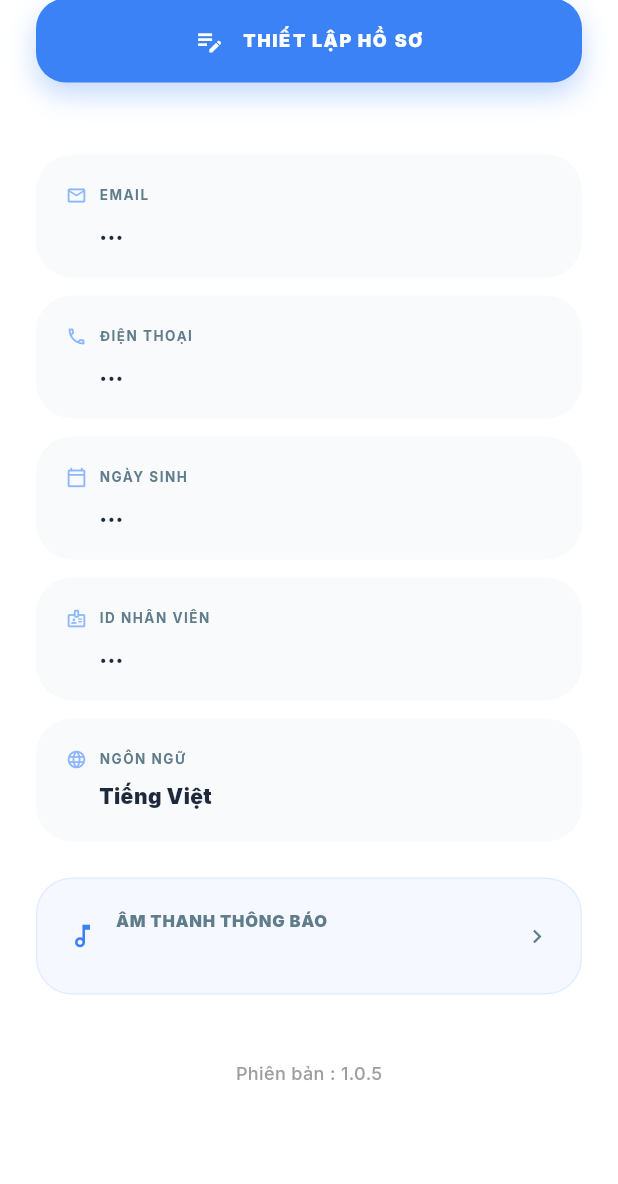
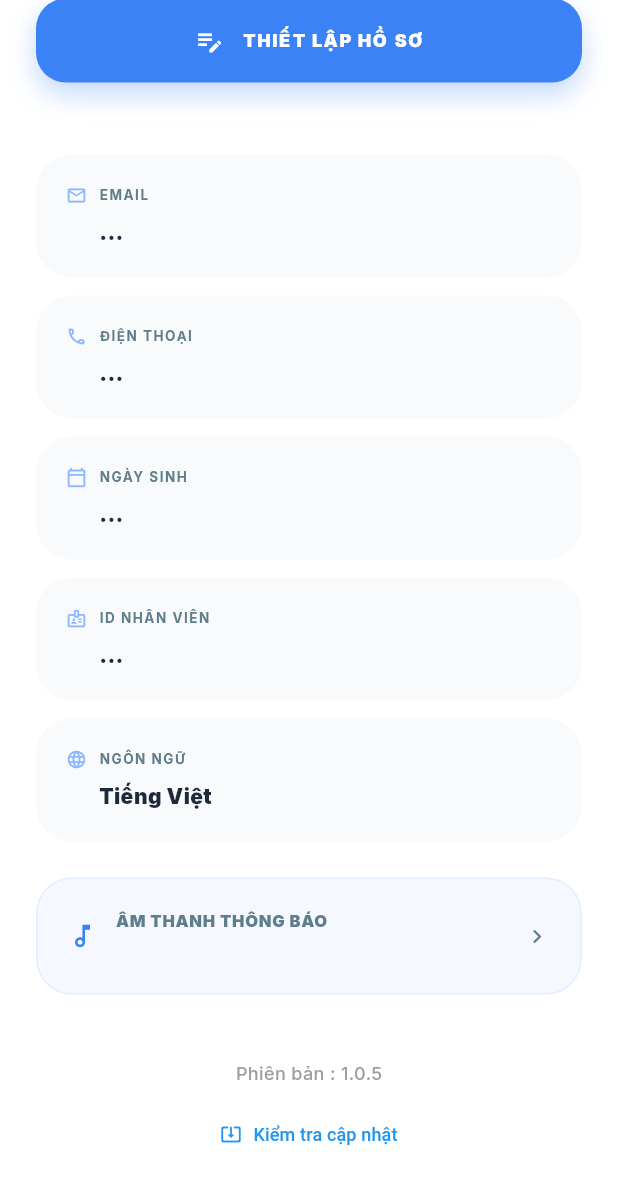
Before and after one commit to ngaoss/work, a Flutter app: the ProfilePage screen opened directly, scrolled down 385 dp, on a phone screen of 412 x 824 dp. Shown: the top 1184 px of the screen. Run offline on Flutter 3.47's test engine with Material 3 defaults, Android fonts, the phone set to English and light mode, and no system bars; our stand-ins replace audioplayers, cached_network_image, file_picker, flutter_highlight, flutter_local_notifications, flutter_riverpod and 7 more; missing offline and left inert: flutter_local_notifications_windows, google_mlkit_text_recognition, launch_at_startup, pdfx, pro_image_editor, tray_manager and 2 more; accounts and stored records are empty; network calls fail; statements that could not run were skipped.

Commit message:
Release version 1.0.5 (Windows & Android)

```diff
--- a/lib/features/profile/presentation/pages/profile_page.dart
+++ b/lib/features/profile/presentation/pages/profile_page.dart
@@ -439,10 +439,9 @@ class _ProfilePageState extends State<ProfilePage> {
                           ),
                           const SizedBox(height: 32),
                           Center(
-                            child: GestureDetector(
-                              onDoubleTap: () =>
-                                  UpdateHelper.checkUpdate(context),
-                              child: Text(
+                            child: Column(
+                              children: [
+                                Text(
                                   "Phiên bản : $_appVersion",
                                   style: const TextStyle(
                                     color: Colors.grey,
@@ -450,6 +449,27 @@ class _ProfilePageState extends State<ProfilePage> {
                                     fontWeight: FontWeight.w500,
                                   ),
                                 ),
+                                const SizedBox(height: 8),
+                                TextButton.icon(
+                                  onPressed: () =>
+                                      UpdateHelper.checkUpdate(context),
+                                  icon: const Icon(
+                                    Icons.system_update_alt_rounded,
+                                    size: 14,
+                                  ),
+                                  label: const Text(
+                                    "Kiểm tra cập nhật",
+                                    style: TextStyle(fontSize: 12),
+                                  ),
+                                  style: TextButton.styleFrom(
+                                    foregroundColor: Colors.blue,
+                                    padding: const EdgeInsets.symmetric(
+                                      horizontal: 16,
+                                      vertical: 8,
+                                    ),
+                                  ),
+                                ),
+                              ],
                             ),
                           ),
                         ],
@@ -692,9 +712,9 @@ class _ProfilePageState extends State<ProfilePage> {
                       ),
                       const SizedBox(height: 32),
                       Center(
-                        child: GestureDetector(
-                          onDoubleTap: () => UpdateHelper.checkUpdate(context),
-                          child: Text(
+                        child: Column(
+                          children: [
+                            Text(
                               "Version : $_appVersion",
                               style: const TextStyle(
                                 color: Colors.grey,
@@ -702,6 +722,27 @@ class _ProfilePageState extends State<ProfilePage> {
                                 fontWeight: FontWeight.w500,
                               ),
                             ),
+                            const SizedBox(height: 8),
+                            TextButton.icon(
+                              onPressed: () =>
+                                  UpdateHelper.checkUpdate(context),
+                              icon: const Icon(
+                                Icons.system_update_alt_rounded,
+                                size: 14,
+                              ),
+                              label: const Text(
+                                "Kiểm tra cập nhật",
+                                style: TextStyle(fontSize: 12),
+                              ),
+                              style: TextButton.styleFrom(
+                                foregroundColor: Colors.blue,
+                                padding: const EdgeInsets.symmetric(
+                                  horizontal: 16,
+                                  vertical: 8,
+                                ),
+                              ),
+                            ),
+                          ],
                         ),
                       ),
                       const SizedBox(height: 100),
```
Also changed, not shown: lib/core/utils/update_helper.dart (+82 -16 lines), 1 other file. Lines whose indentation alone changed are shown as unchanged.
